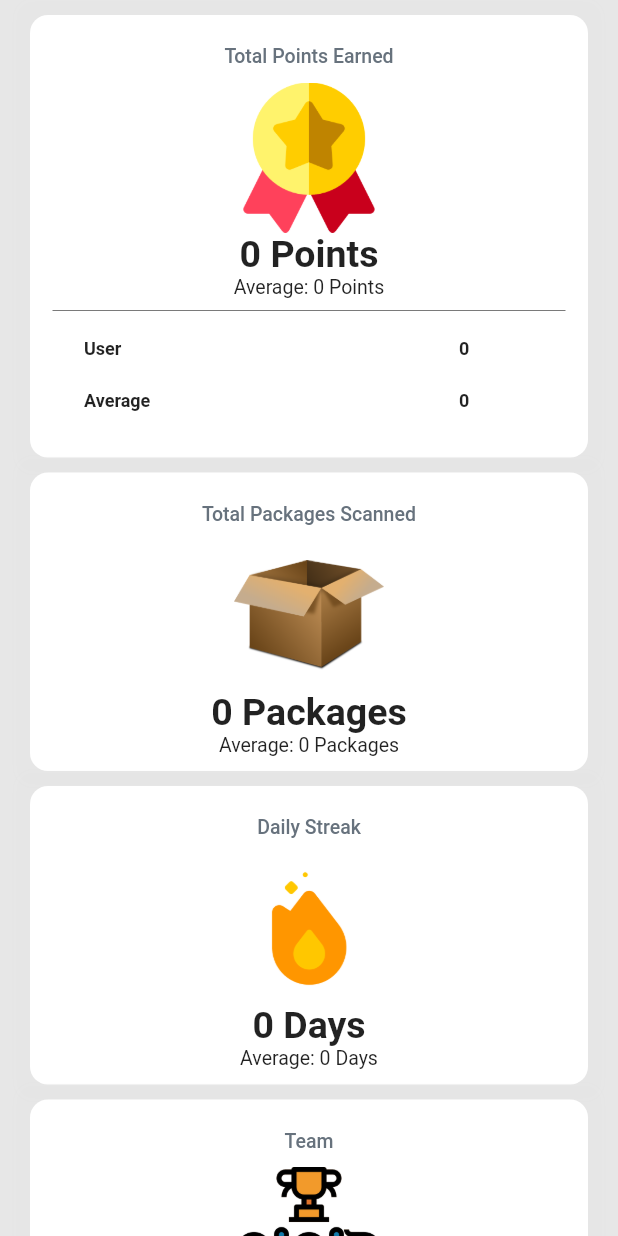
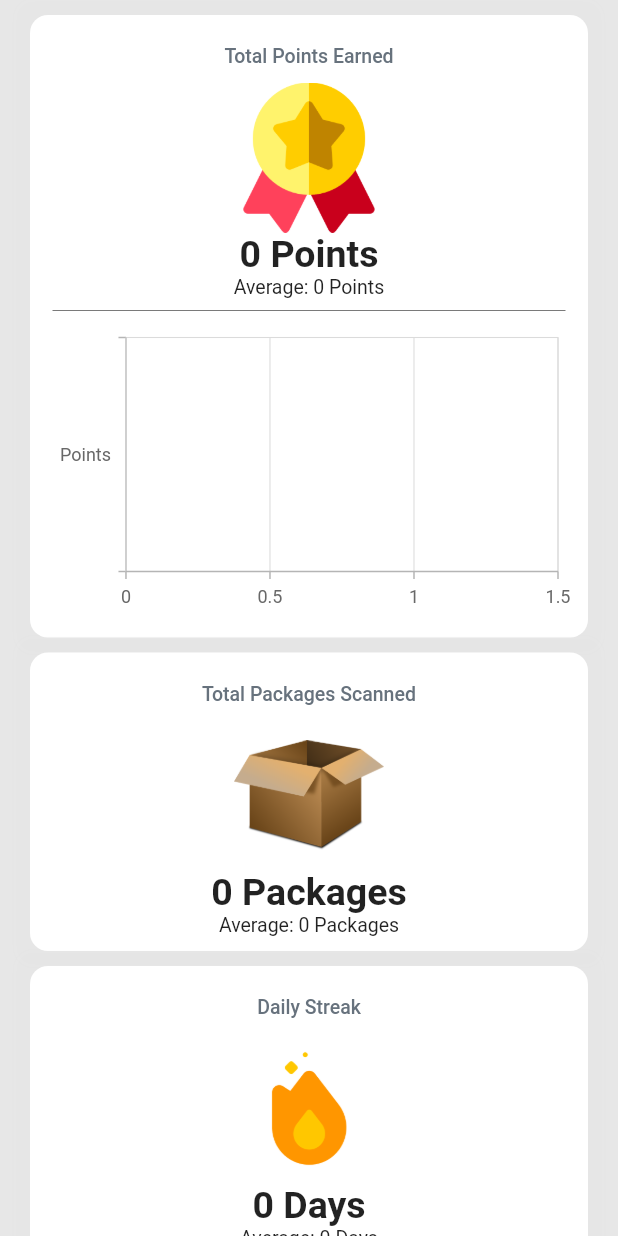
Before and after one commit to djrcawley/PB_Scanner_App, a Flutter app: the StatsPage screen opened directly, after a tap on "Total Points Earned", on a phone screen of 412 x 824 dp. Run offline on Flutter 3.47's test engine with Material 2 defaults, Android fonts, the phone set to English and light mode, and no system bars; drawn by our look-alikes of percent_indicator; our stand-ins replace camera, flutter_secure_storage, flutter_speed_dial, loading_animation_widget, syncfusion_flutter_charts; missing offline and left inert: qr_code_scanner, simple_autocomplete_formfield; accounts and stored records are empty.

Commit message:
Add Horizontal Bar Chart

```diff
--- a/lib/screens.dart
+++ b/lib/screens.dart
@@ -1,7 +1,7 @@
 export 'dart:async';
 export 'package:flutter/material.dart';
 export 'package:flutter_secure_storage/flutter_secure_storage.dart';
-export 'package:percent_indicator/percent_indicator.dart';
+export 'package:syncfusion_flutter_charts/charts.dart';
 export 'package:crypto/crypto.dart';
 export 'dart:math';
 //for camera page
--- a/lib/stats.dart
+++ b/lib/stats.dart
@@ -1,13 +1,7 @@
 import 'screens.dart';
 
-const Color primary = Color(0xFFFF3378);
-const Color secondary = Color(0xFFFF2278);
-const Color black = Color(0xFF000000);
 const Color white = Color(0xFFFFFFFF);
 const Color grey = Colors.grey;
-const Color red = Color(0xFFec5766);
-const Color green = Color(0xFF43aa8b);
-const Color blue = Color(0xFF28c2ff);
 
 class StatsPage extends StatefulWidget {
   const StatsPage({super.key});
@@ -27,12 +21,6 @@ class _StatsPageState extends State<StatsPage> {
   String teamPoints = '0';
   String packages = '0';
   String avgPackages = '0';
-  double pointPercent = 0.0;
-  double avgPercent = 0.0;
-  double streakPercent = 0.0;
-  double avgStreakPercent = 0.0;
-  double packagePercent = 0.0;
-  double avgPackagePercent = 0.0;
   @override
   void initState() {
     super.initState();
@@ -67,20 +55,6 @@ class _StatsPageState extends State<StatsPage> {
     avgPackages = responseJson['average_stats']['average_packages'].toString();
     team = responseJson['team']['team'].toString();
     teamPoints = responseJson['team']['points'].toString();
-    double maxPoints = max(double.parse(points), double.parse(avgPoints));
-    pointPercent = double.parse(points) / maxPoints;
-    avgPercent = double.parse(avgPoints) / maxPoints;
-
-    double maxPackage = max(double.parse(packages), double.parse(avgPackages));
-    packagePercent = double.parse(packages) / maxPackage;
-    avgPackagePercent = double.parse(avgPackages) / maxPackage;
-
-    double maxStreak = max(double.parse(streak), double.parse(avgStreak));
-    streakPercent =
-        (double.parse(streak) == 0.0) ? 0 : double.parse(streak) / maxStreak;
-    avgStreakPercent = (double.parse(avgStreak) == 0.0)
-        ? 0
-        : double.parse(avgStreak) / maxStreak;
     setState(() {});
     return true;
   }
@@ -92,7 +66,7 @@ class _StatsPageState extends State<StatsPage> {
         body: SingleChildScrollView(
             child: Column(
           children: [
-            SizedBox(
+            const SizedBox(
               height: 10,
             ),
             StatBox(
@@ -102,11 +76,10 @@ class _StatsPageState extends State<StatsPage> {
               averageTitle: "Average: $avgPoints Points",
               statPlain: points,
               averagePlain: avgPoints,
-              user: pointPercent,
-              avg: avgPercent,
               showChart: true,
+              chartTitle: 'Points',
             ),
-            SizedBox(
+            const SizedBox(
               height: 10,
             ),
             StatBox(
@@ -116,11 +89,10 @@ class _StatsPageState extends State<StatsPage> {
               averageTitle: "Average: $avgPackages Packages",
               statPlain: packages,
               averagePlain: avgPackages,
-              user: packagePercent,
-              avg: avgPackagePercent,
               showChart: true,
+              chartTitle: 'Packages',
             ),
-            SizedBox(
+            const SizedBox(
               height: 10,
             ),
             StatBox(
@@ -130,11 +102,10 @@ class _StatsPageState extends State<StatsPage> {
               averageTitle: "Average: $avgStreak Days",
               statPlain: streak,
               averagePlain: avgStreak,
-              user: streakPercent,
-              avg: avgStreakPercent,
               showChart: true,
+              chartTitle: 'Streak',
             ),
-            SizedBox(
+            const SizedBox(
               height: 10,
             ),
             StatBox(
@@ -143,6 +114,9 @@ class _StatsPageState extends State<StatsPage> {
               image: 'assets/images/team.png',
               averageTitle: "Team Points: $teamPoints",
               showChart: false,
+              statPlain: '',
+              averagePlain: '',
+              chartTitle: '',
             ),
           ],
         )));
@@ -153,12 +127,11 @@ class StatBox extends StatefulWidget {
   final String title;
   final String statTitle;
   final String averageTitle;
-  final String? statPlain;
-  final String? averagePlain;
+  final String statPlain;
+  final String averagePlain;
   final String image;
-  final double? user;
-  final double? avg;
   final bool showChart;
+  final String chartTitle;
 
   bool isChartVisible = false;
 
@@ -166,13 +139,12 @@ class StatBox extends StatefulWidget {
       {super.key,
       required this.title,
       required this.image,
-      this.user,
-      this.avg,
       required this.showChart,
       required this.statTitle,
       required this.averageTitle,
-      this.statPlain,
-      this.averagePlain});
+      required this.statPlain,
+      required this.averagePlain,
+      required this.chartTitle});
 
   @override
   State<StatBox> createState() {
@@ -255,76 +227,16 @@ class _StatBox extends State<StatBox> {
                             color: Color.fromARGB(255, 78, 78, 78),
                             thickness: 0.5,
                           ),
-                              Column(
-                                children: <Widget>[
-                                  const Padding(
-                                      padding: EdgeInsets.only(top: 10)),
-                                  LinearPercentIndicator(
-                                    alignment: MainAxisAlignment.center,
-                                    width: 200,
-                                    lineHeight: 15,
-                                    percent: widget.user!,
-                                    leading: Container(
-                                      width: 50,
-                                      child: Text(
-                                        "User",
-                                        style: TextStyle(
-                                          fontSize: 12,
-                                          fontWeight: FontWeight.bold,
-                                        ),
-                                      ),
-                                    ),
-                                    trailing: Container(
-                                      width: 50,
-                                      child: Text(
-                                        widget.statPlain!,
-                                        style: TextStyle(
-                                          fontSize: 12,
-                                          fontWeight: FontWeight.bold,
-                                        ),
-                                      ),
-                                    ),
-                                    progressColor: Colors.red,
-                                    backgroundColor: Colors.transparent,
-                                    barRadius: Radius.circular(5),
-                                  ),
-                                  const Padding(
-                                      padding:
-                                          EdgeInsets.only(top: 10, bottom: 10)),
-                                  LinearPercentIndicator(
-                                    alignment: MainAxisAlignment.center,
-                                    width: 200,
-                                    lineHeight: 15,
-                                    percent: widget.avg!,
-                                    leading: Container(
-                                      width: 50,
-                                      child: Text(
-                                        "Average",
-                                        style: TextStyle(
-                                          fontSize: 12,
-                                          fontWeight: FontWeight.bold,
-                                        ),
-                                      ),
-                                    ),
-                                    trailing: Container(
-                                      width: 50,
-                                      child: Text(
-                                        widget.averagePlain!,
-                                        style: TextStyle(
-                                          fontSize: 12,
-                                          fontWeight: FontWeight.bold,
-                                        ),
-                                      ),
-                                    ),
-                                    progressColor: Colors.orange,
-                                    backgroundColor: Colors.transparent,
-                                    barRadius: Radius.circular(5),
-                                  ),
-                                  const Padding(
-                                      padding:
-                                          EdgeInsets.only(top: 10, bottom: 10)),
-                                ],
-                              ),
+                          SizedBox(
+                            height: 200,
+                            width: 1000,
+                            child: BarGraph(chartData: [
+                              ChartData(
+                                  widget.chartTitle,
+                                  double.parse(widget.statPlain),
+                                  double.parse(widget.averagePlain))
+                            ], tooltip: TooltipBehavior(enable: true)),
+                          )
                         }
                       ],
                     ),
@@ -336,3 +248,37 @@ class _StatBox extends State<StatBox> {
         ));
   }
 }
+
+class ChartData {
+  ChartData(this.x, this.y, this.y1);
+  final String x;
+  final double y;
+  final double y1;
+}
+
+class BarGraph extends StatelessWidget {
+  final List<ChartData> chartData;
+  final TooltipBehavior tooltip;
+  const BarGraph({super.key, required this.chartData, required this.tooltip});
+
+  @override
+  Widget build(BuildContext context) {
+    return SfCartesianChart(
+        // Columns will be rendered back to back
+        tooltipBehavior: tooltip,
+        enableSideBySideSeriesPlacement: true,
+        primaryXAxis: CategoryAxis(),
+        series: <ChartSeries<ChartData, String>>[
+          BarSeries<ChartData, String>(
+              dataSource: chartData,
+              xValueMapper: (ChartData data, _) => data.x,
+              yValueMapper: (ChartData data, _) => data.y,
+              name: 'Your stats'),
+          BarSeries<ChartData, String>(
+              dataSource: chartData,
+              xValueMapper: (ChartData data, _) => data.x,
+              yValueMapper: (ChartData data, _) => data.y1,
+              name: 'Average stats')
+        ]);
+  }
+}
--- a/pubspec.yaml
+++ b/pubspec.yaml
@@ -44,7 +44,7 @@ dependencies:
   qr_code_scanner: ^1.0.1
   simple_autocomplete_formfield: ^0.3.0
   flutter_speed_dial: ^6.2.0
-  percent_indicator: ^4.2.3
+  syncfusion_flutter_charts: ^21.1.38
 
 dev_dependencies:
   flutter_test:
```
Also changed, not shown: pubspec.lock. Lines whose indentation alone changed are shown as unchanged.
